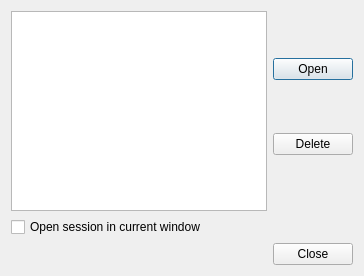
Qt form src/ui/SessionsManagerDialog.ui (OtterBrowser/otter-browser) before a commit.
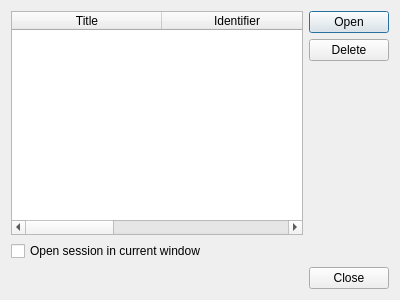
The same form after that commit. Icons and pictures are not drawn.

Commit message: List available sessions in dialog

Patch:
```diff
--- a/src/ui/SessionsManagerDialog.ui
+++ b/src/ui/SessionsManagerDialog.ui
@@ -6,8 +6,8 @@
    <rect>
     <x>0</x>
     <y>0</y>
-    <width>364</width>
-    <height>276</height>
+    <width>400</width>
+    <height>300</height>
    </rect>
   </property>
   <property name="windowTitle">
@@ -17,10 +17,62 @@
    <item>
     <layout class="QHBoxLayout" name="horizontalLayout">
      <item>
-      <widget class="QListWidget" name="sessionsWidget"/>
+      <widget class="QTableWidget" name="sessionsWidget">
+       <property name="editTriggers">
+        <set>QAbstractItemView::NoEditTriggers</set>
+       </property>
+       <property name="showDropIndicator" stdset="0">
+        <bool>false</bool>
+       </property>
+       <property name="dragDropOverwriteMode">
+        <bool>false</bool>
+       </property>
+       <property name="alternatingRowColors">
+        <bool>true</bool>
+       </property>
+       <property name="selectionMode">
+        <enum>QAbstractItemView::SingleSelection</enum>
+       </property>
+       <property name="selectionBehavior">
+        <enum>QAbstractItemView::SelectRows</enum>
+       </property>
+       <property name="showGrid">
+        <bool>false</bool>
+       </property>
+       <attribute name="horizontalHeaderDefaultSectionSize">
+        <number>150</number>
+       </attribute>
+       <attribute name="horizontalHeaderMinimumSectionSize">
+        <number>100</number>
+       </attribute>
+       <attribute name="horizontalHeaderShowSortIndicator" stdset="0">
+        <bool>true</bool>
+       </attribute>
+       <attribute name="horizontalHeaderStretchLastSection">
+        <bool>true</bool>
+       </attribute>
+       <attribute name="verticalHeaderVisible">
+        <bool>false</bool>
+       </attribute>
+       <column>
+        <property name="text">
+         <string>Title</string>
+        </property>
+       </column>
+       <column>
+        <property name="text">
+         <string>Identifier</string>
+        </property>
+       </column>
+       <column>
+        <property name="text">
+         <string>Windows</string>
+        </property>
+       </column>
+      </widget>
      </item>
      <item>
-      <layout class="QVBoxLayout" name="verticalLayout">
+      <layout class="QVBoxLayout" name="verticalLayout" stretch="0,0,1">
        <item>
         <widget class="QPushButton" name="openButton">
          <property name="text">
```
Left out of the diff: 2 changed lines with no effect on the pictures. The commit also changes 5 other files.
